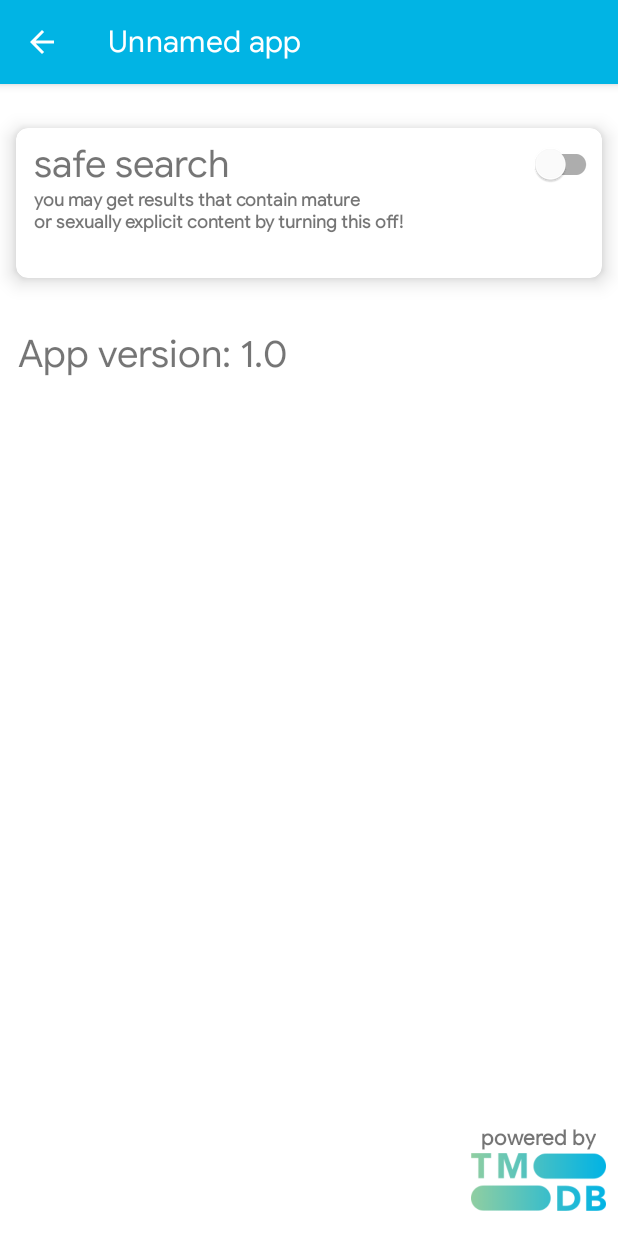
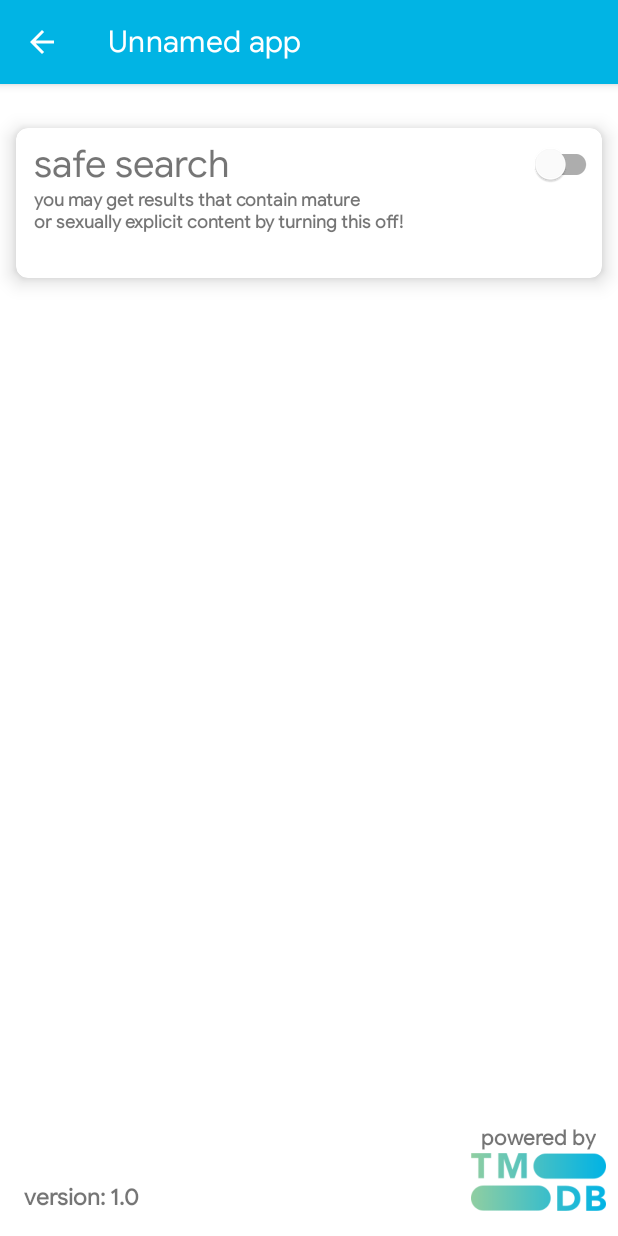
Before and after one commit to ngonimapfumo/movies-tv, an Android app: the screen it shows after launch (SearchOptionsActivity before the commit, SettingsActivity after it), in the side drawer, after a tap on "Settings", on a phone screen of 412 x 824 dp. Run offline under Robolectric (Android 15) with nearby library versions, the phone set to English and light mode, and no system bars; network calls fail.

Commit message:
Settings

```diff
--- a/app/src/main/AndroidManifest.xml
+++ b/app/src/main/AndroidManifest.xml
@@ -17,15 +17,11 @@
             android:name=".ui.trailers.TrailerActivity"
             android:exported="false" />
         <activity
-            android:name=".ui.search.SearchOptionsActivity"
+            android:name=".ui.settings.SettingsActivity"
             android:exported="false" />
         <activity
             android:name=".ui.main.TVShowsActivity"
             android:exported="false" />
-        <activity
-            android:name=".ui.settings.SettingsActivity"
-            android:exported="false"
-            android:label="@string/title_activity_settings" />
         <activity
             android:name=".ui.tv.TvShowActivity"
             android:exported="false" />
--- a/app/src/main/java/zw/co/nm/moviedb/ui/main/MainActivity.kt
+++ b/app/src/main/java/zw/co/nm/moviedb/ui/main/MainActivity.kt
@@ -5,16 +5,13 @@ import android.content.Intent
 import android.os.Bundle
 import android.view.Menu
 import android.view.MenuItem
-import android.widget.Toast
 import androidx.appcompat.app.ActionBarDrawerToggle
 import androidx.appcompat.app.AppCompatActivity
 import androidx.lifecycle.ViewModelProvider
-import zw.co.nm.moviedb.BuildConfig
 import zw.co.nm.moviedb.R
 import zw.co.nm.moviedb.databinding.ActivityMainBinding
 import zw.co.nm.moviedb.ui.adapters.MoviesAdapter
 import zw.co.nm.moviedb.ui.search.SearchActivity
-import zw.co.nm.moviedb.ui.search.SearchOptionsActivity
 import zw.co.nm.moviedb.ui.settings.SettingsActivity
 import zw.co.nm.moviedb.ui.viewmodels.MoviesViewModel
 
@@ -51,7 +48,7 @@ class MainActivity : AppCompatActivity() {
             navView.setNavigationItemSelectedListener {
                 when (it.itemId) {
                     R.id.drawer_search -> {
-                        startActivity(Intent(this@MainActivity,SearchOptionsActivity::class.java))
+                        startActivity(Intent(this@MainActivity, SettingsActivity::class.java))
                     }
 
                     R.id.drawer_tv ->{startActivity(Intent(this@MainActivity,TVShowsActivity::class.java))}
--- a/app/src/main/java/zw/co/nm/moviedb/ui/person/PersonActivity.kt
+++ b/app/src/main/java/zw/co/nm/moviedb/ui/person/PersonActivity.kt
@@ -36,7 +36,7 @@ class PersonActivity : AppCompatActivity() {
                 }
                 binding.bioCard.setOnClickListener {
                     AlertDialog.Builder(this@PersonActivity)
-                        .setPositiveButton("OKAY,BYE",null)
+                        .setPositiveButton("OKAY",null)
                         .setMessage(response.body()!!.biography)
                         .show()
                 }
--- a/app/src/main/java/zw/co/nm/moviedb/ui/search/SearchOptionsActivity.kt
+++ /dev/null
@@ -1,28 +0,0 @@
-package zw.co.nm.moviedb.ui.search
-
-import android.os.Bundle
-import androidx.appcompat.app.AppCompatActivity
-import zw.co.nm.moviedb.BuildConfig
-import zw.co.nm.moviedb.databinding.ActivitySearchOptionsBinding
-
-class SearchOptionsActivity : AppCompatActivity() {
-
-    lateinit var binding: ActivitySearchOptionsBinding
-    override fun onCreate(savedInstanceState: Bundle?) {
-        super.onCreate(savedInstanceState)
-        binding = ActivitySearchOptionsBinding.inflate(layoutInflater)
-        setContentView(binding.root)
-
-        supportActionBar?.setDisplayHomeAsUpEnabled(true)
-        binding.appVerTxt.text = buildString {
-            append("App version: ")
-            append(BuildConfig.VERSION_NAME)
-        }
-
-    }
-
-    override fun onSupportNavigateUp(): Boolean {
-        onBackPressedDispatcher.onBackPressed()
-        return super.onSupportNavigateUp()
-    }
-}
--- a/app/src/main/java/zw/co/nm/moviedb/ui/settings/SettingsActivity.kt
+++ b/app/src/main/java/zw/co/nm/moviedb/ui/settings/SettingsActivity.kt
@@ -1,12 +1,28 @@
 package zw.co.nm.moviedb.ui.settings
 
+import android.os.Bundle
 import androidx.appcompat.app.AppCompatActivity
-import android.os.Bundle
-import zw.co.nm.moviedb.R
+import zw.co.nm.moviedb.BuildConfig
+import zw.co.nm.moviedb.databinding.ActivitySettingsBinding
 
 class SettingsActivity : AppCompatActivity() {
+
+    lateinit var binding: ActivitySettingsBinding
     override fun onCreate(savedInstanceState: Bundle?) {
         super.onCreate(savedInstanceState)
-        setContentView(R.layout.activity_settings)
+        binding = ActivitySettingsBinding.inflate(layoutInflater)
+        setContentView(binding.root)
+
+        supportActionBar?.setDisplayHomeAsUpEnabled(true)
+        binding.appVerTxt.text = buildString {
+            append("version: ")
+            append(BuildConfig.VERSION_NAME)
+        }
+
+    }
+
+    override fun onSupportNavigateUp(): Boolean {
+        onBackPressedDispatcher.onBackPressed()
+        return super.onSupportNavigateUp()
     }
 }
--- a/app/src/main/res/layout/activity_search_options.xml
+++ /dev/null
@@ -1,100 +0,0 @@
-<?xml version="1.0" encoding="utf-8"?>
-<androidx.constraintlayout.widget.ConstraintLayout xmlns:android="http://schemas.android.com/apk/res/android"
-    xmlns:app="http://schemas.android.com/apk/res-auto"
-    xmlns:tools="http://schemas.android.com/tools"
-    android:layout_width="match_parent"
-    android:layout_height="match_parent"
-    tools:context=".ui.search.SearchOptionsActivity">
-
-
-    <com.google.android.material.card.MaterialCardView
-        android:id="@+id/materialCardView"
-        android:layout_width="match_parent"
-        android:layout_height="wrap_content"
-        app:cardCornerRadius="8dp"
-        app:cardElevation="8dp"
-        app:cardUseCompatPadding="true"
-        app:layout_constraintBottom_toBottomOf="parent"
-        app:layout_constraintEnd_toEndOf="parent"
-        app:layout_constraintHorizontal_bias="0.0"
-        app:layout_constraintStart_toStartOf="parent"
-        app:layout_constraintTop_toTopOf="parent"
-        app:layout_constraintVertical_bias="0.023">
-
-        <androidx.constraintlayout.widget.ConstraintLayout
-            android:layout_width="match_parent"
-            android:layout_height="100dp">
-
-            <com.google.android.material.switchmaterial.SwitchMaterial
-                android:id="@+id/switchMaterial"
-                android:layout_width="wrap_content"
-                android:layout_height="wrap_content"
-                app:layout_constraintEnd_toEndOf="parent"
-                app:layout_constraintTop_toTopOf="parent" />
-
-            <TextView
-                android:id="@+id/textView15"
-                android:layout_width="wrap_content"
-                android:layout_height="wrap_content"
-                android:text="safe search"
-                android:textSize="25sp"
-                app:layout_constraintBottom_toBottomOf="@+id/switchMaterial"
-                app:layout_constraintEnd_toStartOf="@+id/switchMaterial"
-                app:layout_constraintHorizontal_bias="0.055"
-                app:layout_constraintStart_toStartOf="parent"
-                app:layout_constraintTop_toTopOf="@+id/switchMaterial" />
-
-            <TextView
-                android:layout_width="wrap_content"
-                android:layout_height="wrap_content"
-                android:text="you may get results that contain mature \nor sexually explicit content by turning this off!"
-                android:textAlignment="textStart"
-                android:textSize="12sp"
-                android:textStyle="bold"
-                app:layout_constraintBottom_toBottomOf="parent"
-                app:layout_constraintEnd_toEndOf="@+id/textView15"
-                app:layout_constraintHorizontal_bias="0.0"
-                app:layout_constraintStart_toStartOf="@+id/textView15"
-                app:layout_constraintTop_toBottomOf="@+id/textView15"
-                app:layout_constraintVertical_bias="0.0" />
-
-
-        </androidx.constraintlayout.widget.ConstraintLayout>
-
-
-    </com.google.android.material.card.MaterialCardView>
-
-    <TextView
-        android:id="@+id/app_ver_txt"
-        android:layout_width="wrap_content"
-        android:layout_height="wrap_content"
-        android:layout_marginTop="20dp"
-        android:textSize="25sp"
-        app:layout_constraintEnd_toEndOf="@+id/materialCardView"
-        app:layout_constraintHorizontal_bias="0.053"
-        app:layout_constraintStart_toStartOf="@+id/materialCardView"
-        app:layout_constraintTop_toBottomOf="@+id/materialCardView"
-        tools:text="App version: 1.0.0" />
-
-    <TextView
-        android:textStyle="bold"
-        android:id="@+id/textView16"
-        android:layout_width="wrap_content"
-        android:layout_height="wrap_content"
-        android:text="powered by"
-        app:layout_constraintBottom_toTopOf="@+id/imageView2"
-        app:layout_constraintEnd_toEndOf="@+id/imageView2"
-        app:layout_constraintStart_toStartOf="@+id/imageView2" />
-
-    <ImageView
-        android:id="@+id/imageView2"
-        android:layout_width="90dp"
-        android:layout_height="40dp"
-        android:layout_marginEnd="8dp"
-        android:layout_marginBottom="16dp"
-        android:src="@drawable/tmdblogo"
-        app:layout_constraintBottom_toBottomOf="parent"
-        app:layout_constraintEnd_toEndOf="parent" />
-
-
-</androidx.constraintlayout.widget.ConstraintLayout>
--- a/app/src/main/res/layout/activity_settings.xml
+++ b/app/src/main/res/layout/activity_settings.xml
@@ -6,4 +6,95 @@
     android:layout_height="match_parent"
     tools:context=".ui.settings.SettingsActivity">
 
+
+    <com.google.android.material.card.MaterialCardView
+        android:id="@+id/materialCardView"
+        android:layout_width="match_parent"
+        android:layout_height="wrap_content"
+        app:cardCornerRadius="8dp"
+        app:cardElevation="8dp"
+        app:cardUseCompatPadding="true"
+        app:layout_constraintBottom_toBottomOf="parent"
+        app:layout_constraintEnd_toEndOf="parent"
+        app:layout_constraintHorizontal_bias="0.0"
+        app:layout_constraintStart_toStartOf="parent"
+        app:layout_constraintTop_toTopOf="parent"
+        app:layout_constraintVertical_bias="0.023">
+
+        <androidx.constraintlayout.widget.ConstraintLayout
+            android:layout_width="match_parent"
+            android:layout_height="100dp">
+
+            <com.google.android.material.switchmaterial.SwitchMaterial
+                android:id="@+id/switchMaterial"
+                android:layout_width="wrap_content"
+                android:layout_height="wrap_content"
+                app:layout_constraintEnd_toEndOf="parent"
+                app:layout_constraintTop_toTopOf="parent" />
+
+            <TextView
+                android:id="@+id/textView15"
+                android:layout_width="wrap_content"
+                android:layout_height="wrap_content"
+                android:text="safe search"
+                android:textSize="25sp"
+                app:layout_constraintBottom_toBottomOf="@+id/switchMaterial"
+                app:layout_constraintEnd_toStartOf="@+id/switchMaterial"
+                app:layout_constraintHorizontal_bias="0.055"
+                app:layout_constraintStart_toStartOf="parent"
+                app:layout_constraintTop_toTopOf="@+id/switchMaterial" />
+
+            <TextView
+                android:layout_width="wrap_content"
+                android:layout_height="wrap_content"
+                android:text="you may get results that contain mature \nor sexually explicit content by turning this off!"
+                android:textAlignment="textStart"
+                android:textSize="12sp"
+                android:textStyle="bold"
+                app:layout_constraintBottom_toBottomOf="parent"
+                app:layout_constraintEnd_toEndOf="@+id/textView15"
+                app:layout_constraintHorizontal_bias="0.0"
+                app:layout_constraintStart_toStartOf="@+id/textView15"
+                app:layout_constraintTop_toBottomOf="@+id/textView15"
+                app:layout_constraintVertical_bias="0.0" />
+
+
+        </androidx.constraintlayout.widget.ConstraintLayout>
+
+
+    </com.google.android.material.card.MaterialCardView>
+
+    <TextView
+        android:textStyle="bold"
+        android:id="@+id/app_ver_txt"
+        android:layout_width="wrap_content"
+        android:layout_height="wrap_content"
+        android:layout_marginStart="16dp"
+        android:layout_marginBottom="16dp"
+        android:textSize="15sp"
+        app:layout_constraintBottom_toBottomOf="parent"
+        app:layout_constraintStart_toStartOf="parent"
+        tools:text="App version: 1.0.0" />
+
+    <TextView
+        android:id="@+id/textView16"
+        android:layout_width="wrap_content"
+        android:layout_height="wrap_content"
+        android:text="@string/powered_by"
+        android:textStyle="bold"
+        app:layout_constraintBottom_toTopOf="@+id/imageView2"
+        app:layout_constraintEnd_toEndOf="@+id/imageView2"
+        app:layout_constraintStart_toStartOf="@+id/imageView2" />
+
+    <ImageView
+        android:id="@+id/imageView2"
+        android:layout_width="90dp"
+        android:layout_height="40dp"
+        android:layout_marginEnd="8dp"
+        android:layout_marginBottom="16dp"
+        android:src="@drawable/tmdblogo"
+        app:layout_constraintBottom_toBottomOf="parent"
+        app:layout_constraintEnd_toEndOf="parent" />
+
+
 </androidx.constraintlayout.widget.ConstraintLayout>
--- a/app/src/main/res/values/strings.xml
+++ b/app/src/main/res/values/strings.xml
@@ -47,4 +47,5 @@
     <string name="q_mark">\?</string>
     <string name="no_results_found">No results found</string>
     <string name="try_another_search">Try another search</string>
+    <string name="powered_by">powered by</string>
 </resources>
```
